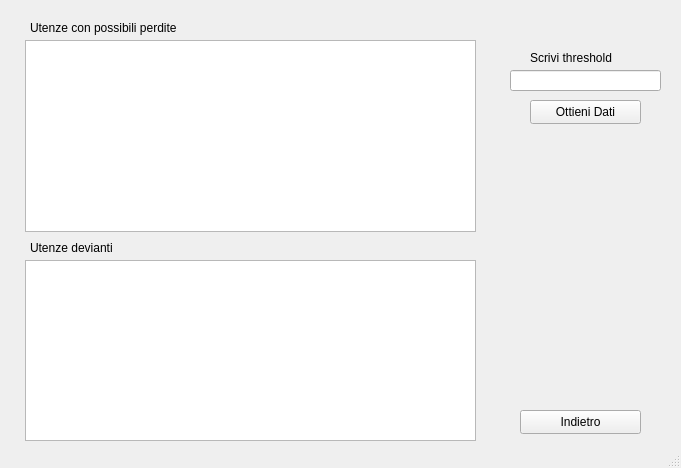
First picture: the form in analisi.ui, repository stefanodecillis/Progetto_Fondamenti_WR, before the edit.
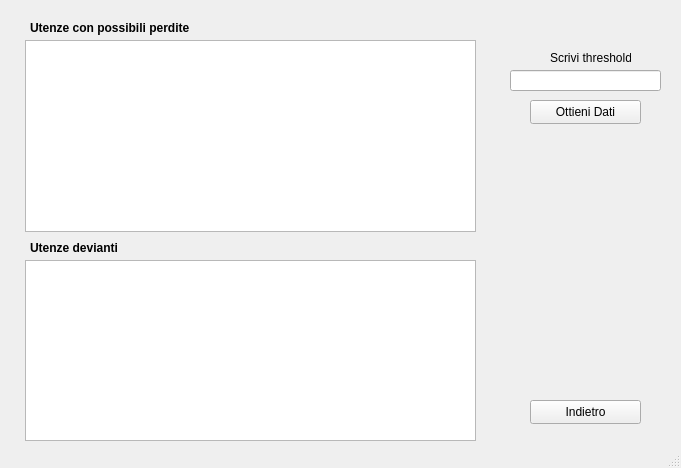
Second picture: the form after the edit.

```diff
--- a/analisi.ui
+++ b/analisi.ui
@@ -10,6 +10,18 @@
     <height>468</height>
    </rect>
   </property>
+  <property name="minimumSize">
+   <size>
+    <width>681</width>
+    <height>468</height>
+   </size>
+  </property>
+  <property name="maximumSize">
+   <size>
+    <width>681</width>
+    <height>468</height>
+   </size>
+  </property>
   <property name="windowTitle">
    <string>MainWindow</string>
   </property>
@@ -23,6 +35,12 @@
       <height>16</height>
      </rect>
     </property>
+    <property name="font">
+     <font>
+      <weight>75</weight>
+      <bold>true</bold>
+     </font>
+    </property>
     <property name="text">
      <string>Utenze con possibili perdite</string>
     </property>
@@ -36,6 +54,12 @@
       <height>16</height>
      </rect>
     </property>
+    <property name="font">
+     <font>
+      <weight>75</weight>
+      <bold>true</bold>
+     </font>
+    </property>
     <property name="text">
      <string>Utenze devianti</string>
     </property>
@@ -66,9 +90,9 @@
    <widget class="QLabel" name="label_threshold">
     <property name="geometry">
      <rect>
-      <x>530</x>
+      <x>550</x>
       <y>50</y>
-      <width>111</width>
+      <width>81</width>
       <height>16</height>
      </rect>
     </property>
@@ -79,9 +103,9 @@
    <widget class="QPushButton" name="exit_button">
     <property name="geometry">
      <rect>
-      <x>520</x>
-      <y>410</y>
-      <width>121</width>
+      <x>530</x>
+      <y>400</y>
+      <width>111</width>
       <height>24</height>
      </rect>
     </property>
```
